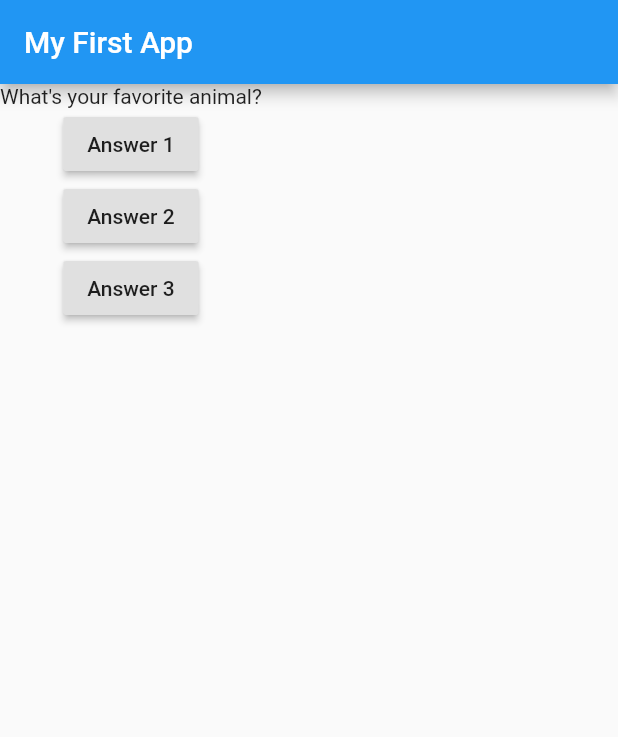
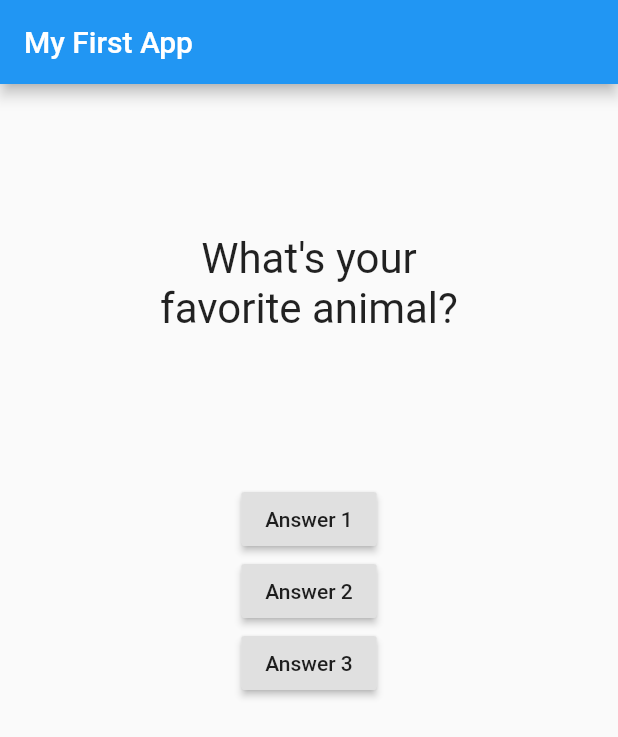
Before and after one commit to benjaminykim/flutter-basic-example, a Flutter app: the screen it shows after launch, on a phone screen of 412 x 824 dp. Shown: the top 737 px of the screen. Run offline on Flutter 3.47's test engine with Material 2 defaults, Android fonts, the phone set to English and light mode, and no system bars.

Commit message:
partition question widget

```diff
--- a/lib/main.dart
+++ b/lib/main.dart
@@ -1,9 +1,9 @@
 import 'package:flutter/material.dart';
+import './question.dart';
 
 void main() => runApp(MyApp());
 
 class MyApp extends StatefulWidget {
-
   @override
   State<StatefulWidget> createState() {
     return _MyAppState();
@@ -34,8 +34,9 @@ class _MyAppState extends State<MyApp> {
         appBar: AppBar(
           title: Text("My First App"),
         ),
-        body: Column(children: <Widget>[
-          Text(questions.elementAt(_questionIndex)),
+        body: Column(
+          children: [
+            Question(questions[_questionIndex]),
             RaisedButton(
               child: Text('Answer 1'),
               onPressed: _answerQuestion,
@@ -50,7 +51,8 @@ class _MyAppState extends State<MyApp> {
                 print('Answer 3 chosen!');
               },
             ),
-        ]),
+          ],
+        ),
       ),
     );
   }
--- /dev/null
+++ b/lib/question.dart
@@ -0,0 +1,20 @@
+import 'package:flutter/material.dart';
+
+class Question extends StatelessWidget {
+  final String questionText;
+
+  Question(this.questionText);
+
+  @override
+  Widget build(BuildContext context) {
+    return Container(
+      width: double.infinity,
+      margin: EdgeInsets.all(100),
+      child: Text(
+        this.questionText,
+        style: TextStyle(fontSize: 28),
+        textAlign: TextAlign.center,
+      ),
+    );
+  }
+}
```
Lines whose indentation alone changed are shown as unchanged.
